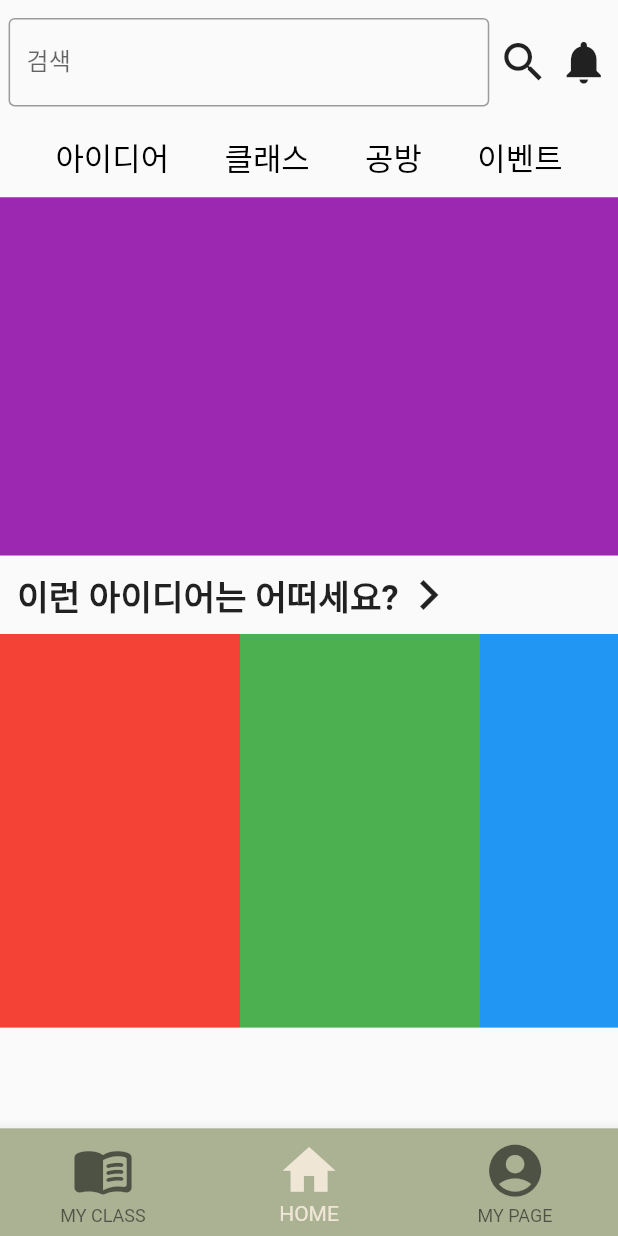
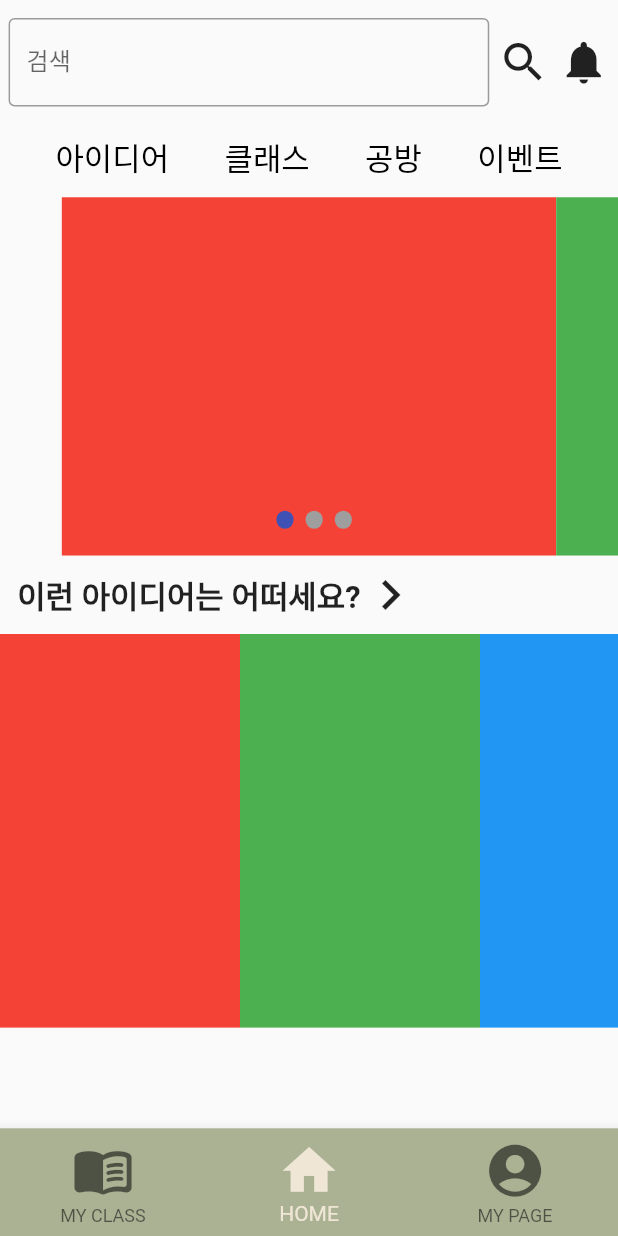
Before and after one commit to sieunp06/Recycling-Idea-Share-Platform, a Flutter app: the screen it shows after launch, on a phone screen of 412 x 824 dp. Run offline on Flutter 3.47's test engine with Material 2 defaults, Android fonts, the phone set to English and light mode, and no system bars; drawn by our look-alikes of smooth_page_indicator; our stand-ins replace flutter_screenutil, get; Roboto replaces fonts that are missing (namumGothic, nanumGothic).

Commit message:
🎨 Edit home UI

```diff
--- a/lib/home.dart
+++ b/lib/home.dart
@@ -1,12 +1,15 @@
 import 'package:flutter/cupertino.dart';
 import 'package:flutter/material.dart';
 import 'package:flutter_screenutil/flutter_screenutil.dart';
+import 'package:smooth_page_indicator/smooth_page_indicator.dart';
 import 'package:gigo/ideaPage.dart';
 import 'package:gigo/classPage.dart';
 import 'package:gigo/workshopPage.dart';
 import 'package:gigo/eventPage.dart';
 
 class homePage extends StatelessWidget {
+  final controller = PageController(viewportFraction: 0.8, keepPage: true);
+
   @override
   Widget build(BuildContext context) {
     return Scaffold(
@@ -117,9 +120,45 @@ class homePage extends StatelessWidget {
           SizedBox(
             height: 10.h,
           ),
-          Container(
-            height: 200.h,
-            color: Colors.purple,
+          Stack(
+            children: [
+              Container(
+                height: 200.h,
+                child: PageView(
+                  controller: controller,
+                  children: [
+                    Container(
+                      color: Colors.red,
+                    ),
+                    Container(
+                      color: Colors.green,
+                    ),
+                    Container(
+                      color: Colors.blue,
+                    )
+                  ],
+                ),
+              ),
+              Positioned(
+                /*top: 180.0.h,
+                left: 170.w,*/
+                bottom: 15.h,
+                right: 155.w,
+                child: SmoothPageIndicator(
+                  controller: controller,  // PageController
+                  count:  3,
+                  effect:  WormEffect(
+                    dotHeight: 10.h,
+                    dotWidth: 10.w,
+                    type: WormType.thin,
+                  ),  // your preferred effect
+                  onDotClicked: (index){
+
+                  }
+                ),
+              )
+
+            ],
           ),
           SizedBox(
             height: 5.h,
@@ -134,7 +173,7 @@ class homePage extends StatelessWidget {
                   "이런 아이디어는 어떠세요?",
                   textAlign: TextAlign.left,
                   style: TextStyle(
-                    fontSize: 20.sp,
+                    fontSize: 18.sp,
                     fontFamily: 'namumGothic', fontWeight: FontWeight.w700
                   ),
                 ),
--- a/pubspec.yaml
+++ b/pubspec.yaml
@@ -31,6 +31,7 @@ dependencies:
     sdk: flutter
   flutter_screenutil: ^5.5.3
   get: ^4.6.5
+  smooth_page_indicator: ^1.0.0+2
 
   # The following adds the Cupertino Icons font to your application.
   # Use with the CupertinoIcons class for iOS style icons.
```
Also changed, not shown: pubspec.lock.
